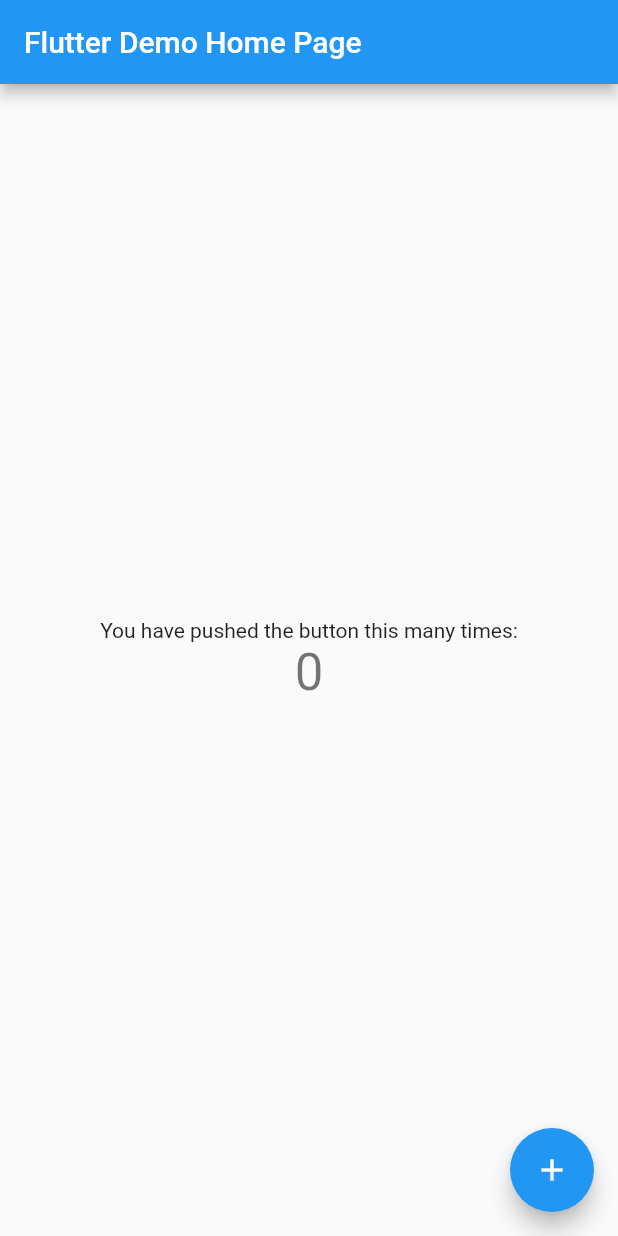
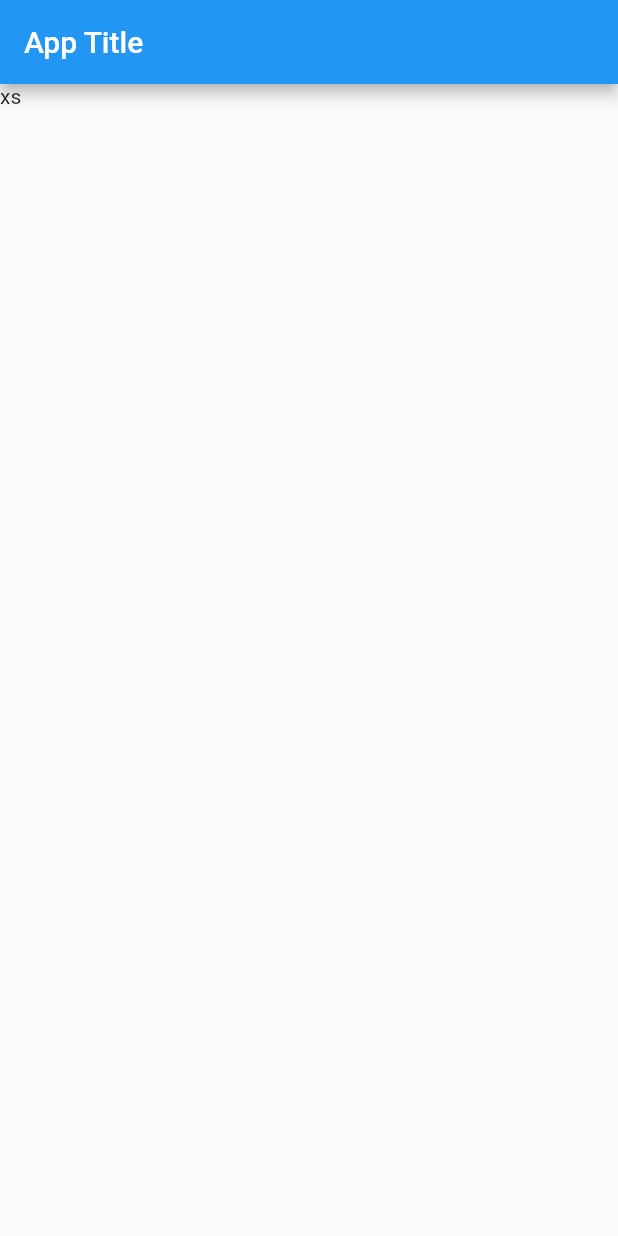
Before and after one commit to caviorus/flutter-admin, a Flutter app: the screen it shows after launch, on a phone screen of 412 x 824 dp. Run offline on Flutter 3.47's test engine with Material 2 defaults, Android fonts, the phone set to English and light mode, and no system bars.

Commit message:
layout builder

```diff
--- a/lib/main.dart
+++ b/lib/main.dart
@@ -1,115 +1,52 @@
 import 'package:flutter/material.dart';
+import 'package:flutter_admin/view/home/home.dart';
 
-void main() {
-  runApp(const MyApp());
+void main(){
+  runApp(MainApp());
 }
 
-class MyApp extends StatelessWidget {
-  const MyApp({super.key});
+class MainApp extends StatelessWidget {
+  const MainApp({super.key});
 
-  // This widget is the root of your application.
   @override
   Widget build(BuildContext context) {
     return MaterialApp(
-      title: 'Flutter Demo',
-      theme: ThemeData(
-        // This is the theme of your application.
-        //
-        // Try running your application with "flutter run". You'll see the
-        // application has a blue toolbar. Then, without quitting the app, try
-        // changing the primarySwatch below to Colors.green and then invoke
-        // "hot reload" (press "r" in the console where you ran "flutter run",
-        // or simply save your changes to "hot reload" in a Flutter IDE).
-        // Notice that the counter didn't reset back to zero; the application
-        // is not restarted.
-        primarySwatch: Colors.blue,
+      title: "Flutter Admin",
+      home: AdminNavigation(
+        body: Home(),
       ),
-      home: const MyHomePage(title: 'Flutter Demo Home Page'),
     );
   }
 }
 
-class MyHomePage extends StatefulWidget {
-  const MyHomePage({super.key, required this.title});
+class AdminNavigation extends StatelessWidget {
+  final Widget? body;
+  const AdminNavigation({super.key, this.body});
 
-  // This widget is the home page of your application. It is stateful, meaning
-  // that it has a State object (defined below) that contains fields that affect
-  // how it looks.
-
-  // This class is the configuration for the state. It holds the values (in this
-  // case the title) provided by the parent (in this case the App widget) and
-  // used by the build method of the State. Fields in a Widget subclass are
-  // always marked "final".
-
-  final String title;
-
-  @override
-  State<MyHomePage> createState() => _MyHomePageState();
-}
-
-class _MyHomePageState extends State<MyHomePage> {
-  int _counter = 0;
-
-  void _incrementCounter() {
-    setState(() {
-      // This call to setState tells the Flutter framework that something has
-      // changed in this State, which causes it to rerun the build method below
-      // so that the display can reflect the updated values. If we changed
-      // _counter without calling setState(), then the build method would not be
-      // called again, and so nothing would appear to happen.
-      _counter++;
-    });
-  }
 
   @override
   Widget build(BuildContext context) {
-    // This method is rerun every time setState is called, for instance as done
-    // by the _incrementCounter method above.
-    //
-    // The Flutter framework has been optimized to make rerunning build methods
-    // fast, so that you can just rebuild anything that needs updating rather
-    // than having to individually change instances of widgets.
     return Scaffold(
-      appBar: AppBar(
-        // Here we take the value from the MyHomePage object that was created by
-        // the App.build method, and use it to set our appbar title.
-        title: Text(widget.title),
+      appBar: AppBar(title: Text("App Title"),),
+      body: LayoutBuilder(
+        builder: (BuildContext context, BoxConstraints constraints) {
+          if(constraints.maxWidth < 600){
+            return Container(child: Text("xs"));
+          }
+          else if(constraints.maxWidth < 900){
+            return Container(child: Text("sm"));
+          }
+          else if(constraints.maxWidth < 1200){
+            return Container(child: Text("md"));
+          }
+          else if(constraints.maxWidth < 1536){
+            return Container(child: Text("lg"));
+          }
+          else{
+            return Container(child: Text("xl"));
+          }
+        },
       ),
-      body: Center(
-        // Center is a layout widget. It takes a single child and positions it
-        // in the middle of the parent.
-        child: Column(
-          // Column is also a layout widget. It takes a list of children and
-          // arranges them vertically. By default, it sizes itself to fit its
-          // children horizontally, and tries to be as tall as its parent.
-          //
-          // Invoke "debug painting" (press "p" in the console, choose the
-          // "Toggle Debug Paint" action from the Flutter Inspector in Android
-          // Studio, or the "Toggle Debug Paint" command in Visual Studio Code)
-          // to see the wireframe for each widget.
-          //
-          // Column has various properties to control how it sizes itself and
-          // how it positions its children. Here we use mainAxisAlignment to
-          // center the children vertically; the main axis here is the vertical
-          // axis because Columns are vertical (the cross axis would be
-          // horizontal).
-          mainAxisAlignment: MainAxisAlignment.center,
-          children: <Widget>[
-            const Text(
-              'You have pushed the button this many times:',
-            ),
-            Text(
-              '$_counter',
-              style: Theme.of(context).textTheme.headlineMedium,
-            ),
-          ],
-        ),
-      ),
-      floatingActionButton: FloatingActionButton(
-        onPressed: _incrementCounter,
-        tooltip: 'Increment',
-        child: const Icon(Icons.add),
-      ), // This trailing comma makes auto-formatting nicer for build methods.
     );
   }
 }
--- /dev/null
+++ b/lib/view/home/home.dart
@@ -0,0 +1,15 @@
+import 'package:flutter/material.dart';
+
+class Home extends StatefulWidget {
+  const Home({super.key});
+
+  @override
+  State<Home> createState() => _HomeState();
+}
+
+class _HomeState extends State<Home> {
+  @override
+  Widget build(BuildContext context) {
+    return Container(child: Text("Content"));
+  }
+}
```
